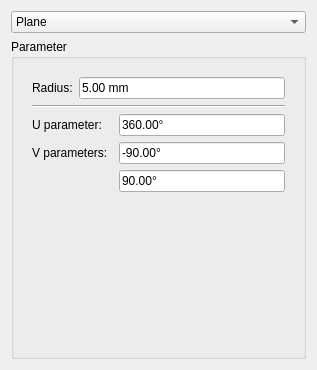
Above: src/Mod/Part/Gui/DlgPrimitives.ui from berndhahnebach/All_FreeCAD before the change. Below: the same form after it.
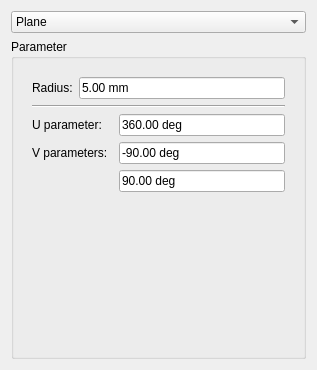
That is the form after the change. The open tabs and pages were chosen to show the change. Icons and pictures are not drawn. Custom widgets are drawn as their Qt base class.

Commit message: + replace degree symbol with 'deg' to make sure it works on all systems, force to use right codec to display floating numbers

```diff
--- a/src/Mod/Part/Gui/DlgPrimitives.ui
+++ b/src/Mod/Part/Gui/DlgPrimitives.ui
@@ -599,21 +599,21 @@
             <item row="1" column="2">
              <widget class="Gui::InputField" name="sphereAngle1">
               <property name="text">
-               <string>-90.00°</string>
+               <string>-90.00 deg</string>
               </property>
              </widget>
             </item>
             <item row="2" column="2">
              <widget class="Gui::InputField" name="sphereAngle2">
               <property name="text">
-               <string>90.00°</string>
+               <string>90.00 deg</string>
               </property>
              </widget>
             </item>
             <item row="0" column="2">
              <widget class="Gui::InputField" name="sphereAngle3">
               <property name="text">
-               <string>360.00°</string>
+               <string>360.00 deg</string>
               </property>
              </widget>
             </item>
```
Left out of the diff: 26 changed lines with no effect on the pictures. The commit also changes 1 other file.
